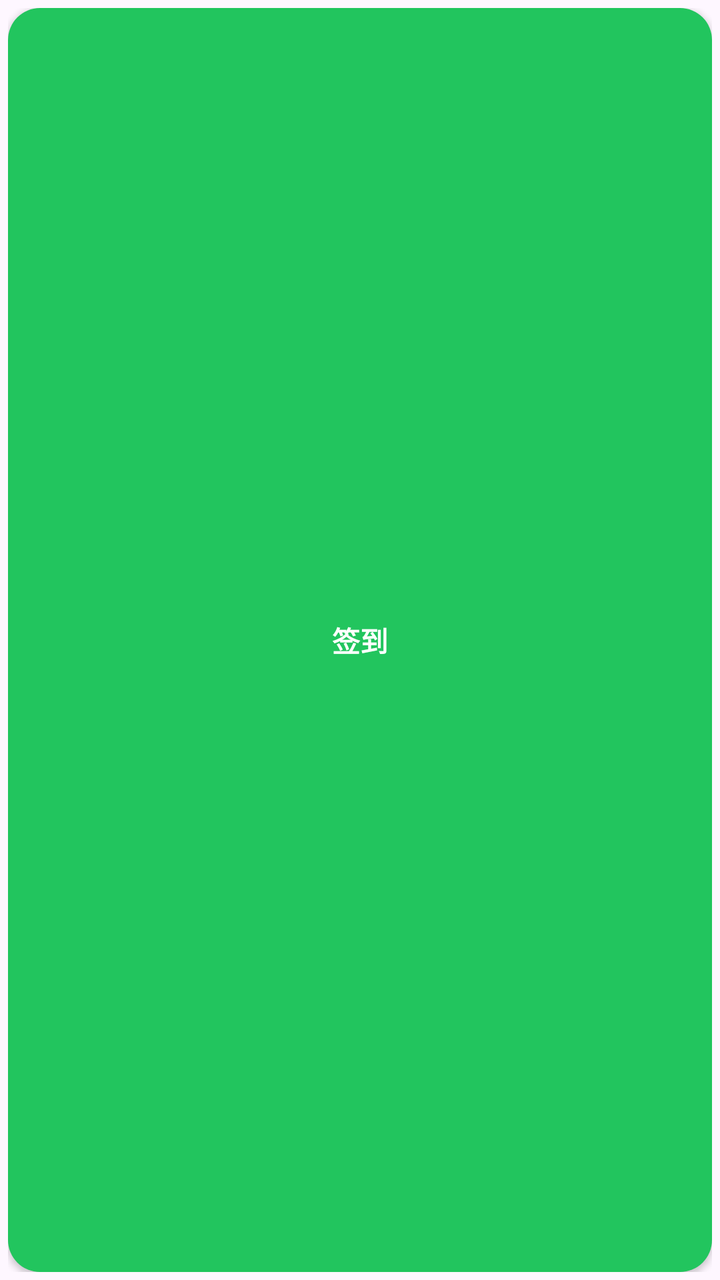
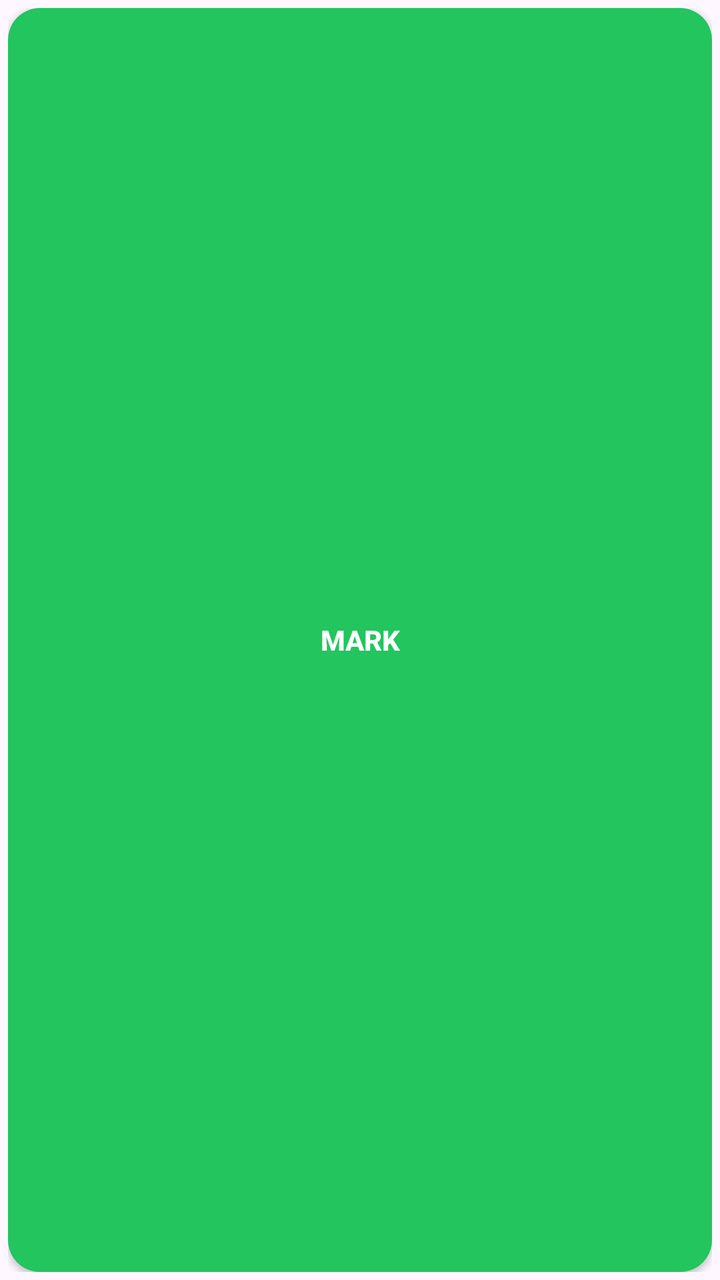

Screens rendered from an Android XML layout before and after an edit, with the pre-edit source and the edit as a unified diff.
<!-- AndroidManifest.xml: application theme Theme.MarkLine -->
<!-- res/layout/widget_checkin.xml -->
<?xml version="1.0" encoding="utf-8"?>
<FrameLayout xmlns:android="http://schemas.android.com/apk/res/android"
    android:layout_width="match_parent"
    android:layout_height="match_parent"
    android:background="@android:color/transparent"
    android:padding="4dp">

    <Button
        android:id="@+id/widget_btn_checkin"
        android:layout_width="match_parent"
        android:layout_height="match_parent"
        android:text="签到"
        android:textColor="#FFFFFF"
        android:textSize="14sp"
        android:textStyle="bold"
        android:background="@drawable/widget_bg"
        android:gravity="center" />

</FrameLayout>
<!-- resources referenced by this layout -->
<resources>
  <!-- drawable widget_bg (drawable) -->
  <?xml version="1.0" encoding="utf-8"?>
  <shape xmlns:android="http://schemas.android.com/apk/res/android"
      android:shape="rectangle">
      <corners android:radius="16dp" />
      <solid android:color="#22C55E" />
  </shape>
  <style name="Theme.MarkLine" parent="Theme.Material3.DayNight.NoActionBar" />
</resources>

<!-- the commit's change to res/layout/widget_checkin.xml (unified diff, before → after) -->
@@ -9,7 +9,7 @@
         android:id="@+id/widget_btn_checkin"
         android:layout_width="match_parent"
         android:layout_height="match_parent"
-        android:text="签到"
+        android:text="Mark"
         android:textColor="#FFFFFF"
         android:textSize="14sp"
         android:textStyle="bold"
